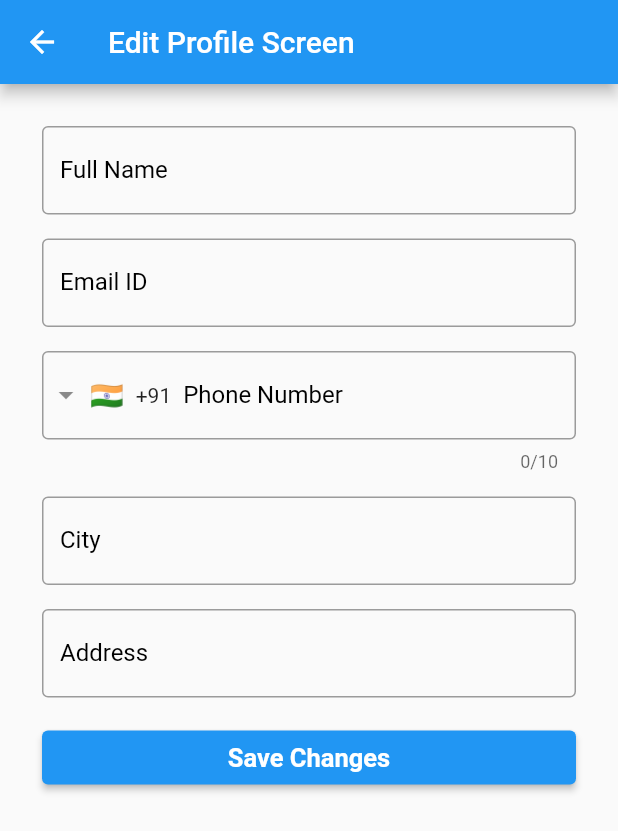
After one commit to Cura-waste-management-app/Frontend, a Flutter app: the EditProfile screen opened directly, on a phone screen of 412 x 824 dp. The commit adds this screen. Shown: the top 831 px of the screen. Run offline on Flutter 3.47's test engine with Material 2 defaults, Android fonts, the phone set to English and light mode, and no system bars; drawn by our look-alikes of intl_phone_field; our stand-ins replace firebase_auth, firebase_core, flutter_svg, geolocator, google_fonts, google_nav_bar and 1 more; missing offline and left inert: searchbar_animation; accounts and stored records are empty.

Commit message:
Edit profile screen added

```diff
--- /dev/null
+++ b/lib/features/profile/screens/edit_profile.dart
@@ -0,0 +1,144 @@
+import 'package:flutter/material.dart';
+import 'package:intl_phone_field/intl_phone_field.dart';
+
+class EditProfile extends StatelessWidget {
+  static const routeName = '/edit-profile';
+
+  @override
+  Widget build(BuildContext context) {
+    return Scaffold(
+      appBar: AppBar(
+        title: const Text('Edit Profile Screen'),
+      ),
+
+      body: Container(
+        margin: EdgeInsets.symmetric(vertical: 10, horizontal: 10),
+        padding: EdgeInsets.all(10),
+        child: ListView(children: <Widget>[
+
+
+
+
+
+          Padding(
+            padding: const EdgeInsets.all(8.0),
+            child: TextField(
+                decoration: const InputDecoration(
+                  // border: InputBorder.none,
+                   border: OutlineInputBorder(
+              borderSide: BorderSide(),
+        ),
+                  labelText: 'Full Name',
+                  labelStyle: TextStyle(
+                    color: Colors.black, //<-- SEE HERE
+                  ),
+
+
+                ),
+              ),
+          ),
+
+
+          Padding(
+            padding: const EdgeInsets.all(8.0),
+            child: TextField(
+                decoration: const InputDecoration(
+                  // border: InputBorder.none,
+                   border: OutlineInputBorder(
+              borderSide: BorderSide(),
+        ),
+                  labelText: 'Email ID',
+                  labelStyle: TextStyle(
+                    color: Colors.black, //<-- SEE HERE
+                  ),
+
+
+                ),
+              ),
+          ),
+
+          Padding(
+            padding: const EdgeInsets.all(8.0),
+            child: IntlPhoneField(
+              // textAlign: TextAlign.left,
+                  decoration: InputDecoration(
+                  labelText: 'Phone Number',
+                  labelStyle: TextStyle(
+                    color: Colors.black, //<-- SEE HERE
+                  ),
+                  border: OutlineInputBorder(
+              borderSide: BorderSide(),
+        ),
+                  ),
+                  initialCountryCode: 'IN',
+              onChanged: (phone) {
+              print(phone.completeNumber);
+                },
+              ),
+          ),
+
+          Padding(
+            padding: const EdgeInsets.all(8.0),
+            child: TextField(
+                decoration: const InputDecoration(
+                  // border: InputBorder.none,
+                   border: OutlineInputBorder(
+              borderSide: BorderSide(),
+        ),
+                  labelText: 'City',
+                  labelStyle: TextStyle(
+                    color: Colors.black, //<-- SEE HERE
+                  ),
+
+
+                ),
+              ),
+          ),
+
+
+
+Padding(
+            padding: const EdgeInsets.all(8.0),
+            child: TextField(
+
+              // keyboardType: TextInputType.multiline,
+                decoration: const InputDecoration(
+                  // border: InputBorder.none,
+                   border: OutlineInputBorder(
+              borderSide: BorderSide(),
+        ),
+                  labelText: 'Address',
+                  labelStyle: TextStyle(
+                    color: Colors.black, //<-- SEE HERE
+                  ),
+
+
+                ),
+              ),
+          ),
+
+
+          Padding(
+            padding: const EdgeInsets.all(8.0),
+            child: ElevatedButton(
+              onPressed: () { },
+
+        child: const Text('Save Changes'),
+        style: ElevatedButton.styleFrom(
+
+            textStyle: const TextStyle(
+                color: Colors.white,
+                 fontSize: 17,
+                 fontWeight: FontWeight.bold),
+          ),
+
+      ),
+          ),
+
+
+
+        ]),
+      ),
+    );
+  }
+}
--- a/lib/main.dart
+++ b/lib/main.dart
@@ -17,6 +17,7 @@ import 'package:firebase_core/firebase_core.dart';
 
 import './features/profile/screens/view_profile.dart';
 import './features/profile/screens/my_profile.dart';
+import './features/profile/screens/edit_profile.dart';
 
 Future<void> main() async {
   runApp(const MyApp());
--- a/pubspec.yaml
+++ b/pubspec.yaml
@@ -41,6 +41,7 @@ dependencies:
   google_nav_bar: ^5.0.6
   pinput: ^2.2.16
   flutter_svg: any
+  intl_phone_field: ^3.1.0
 
 dev_dependencies:
   flutter_lints: ^2.0.0
```
Also changed, not shown: pubspec.lock.
